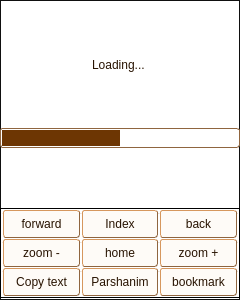
The window that Mobile/mobileapp.ui (MosheWagner/Orayta-QT) describes before a commit, drawn with Qt 5.
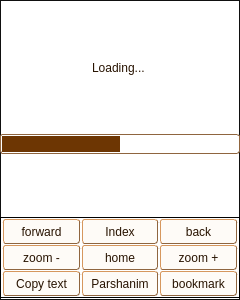
The same window after the commit. The open tabs and pages were chosen to show the change. Icons and pictures are not drawn. Custom widgets are drawn as their Qt base class.

The edit to the form file:
```diff
--- a/Mobile/mobileapp.ui
+++ b/Mobile/mobileapp.ui
@@ -1484,8 +1484,8 @@
               </property>
               <property name="minimumSize">
                <size>
-                <width>30</width>
-                <height>28</height>
+                <width>27</width>
+                <height>25</height>
                </size>
               </property>
               <property name="font">
@@ -1529,8 +1529,8 @@
               </property>
               <property name="minimumSize">
                <size>
-                <width>30</width>
-                <height>28</height>
+                <width>27</width>
+                <height>25</height>
                </size>
               </property>
               <property name="font">
@@ -1574,8 +1574,8 @@
               </property>
               <property name="minimumSize">
                <size>
-                <width>30</width>
-                <height>28</height>
+                <width>27</width>
+                <height>25</height>
                </size>
               </property>
               <property name="font">
@@ -1629,8 +1629,8 @@
               </property>
               <property name="minimumSize">
                <size>
-                <width>30</width>
-                <height>28</height>
+                <width>27</width>
+                <height>25</height>
                </size>
               </property>
               <property name="font">
@@ -1674,8 +1674,8 @@
               </property>
               <property name="minimumSize">
                <size>
-                <width>30</width>
-                <height>28</height>
+                <width>27</width>
+                <height>25</height>
                </size>
               </property>
               <property name="font">
@@ -1716,8 +1716,8 @@
               </property>
               <property name="minimumSize">
                <size>
-                <width>30</width>
-                <height>28</height>
+                <width>27</width>
+                <height>25</height>
                </size>
               </property>
               <property name="font">
@@ -1765,8 +1765,8 @@
               </property>
               <property name="minimumSize">
                <size>
-                <width>30</width>
-                <height>28</height>
+                <width>27</width>
+                <height>25</height>
                </size>
               </property>
               <property name="font">
@@ -1807,8 +1807,8 @@
               </property>
               <property name="minimumSize">
                <size>
-                <width>30</width>
-                <height>28</height>
+                <width>27</width>
+                <height>25</height>
                </size>
               </property>
               <property name="font">
@@ -1850,8 +1850,8 @@
               </property>
               <property name="minimumSize">
                <size>
-                <width>30</width>
-                <height>28</height>
+                <width>27</width>
+                <height>25</height>
                </size>
               </property>
               <property name="font">
```
Left out of the diff: 48 changed lines with no effect on the pictures.
